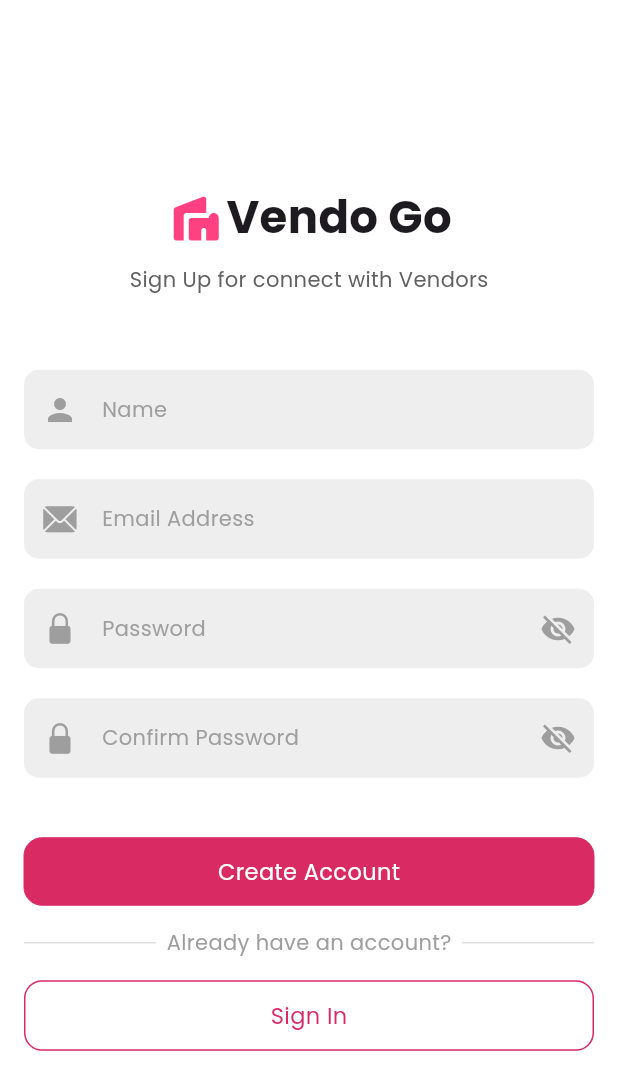
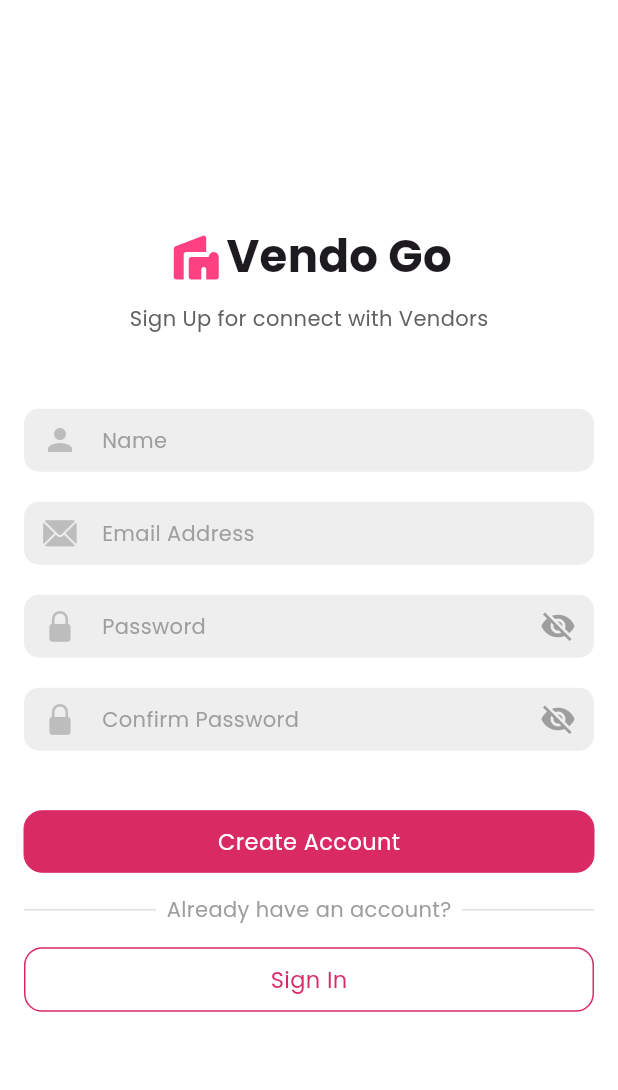
Before and after one commit to thizkavinda25/Vendors-Discover-Application, a Flutter app: the screen it shows after launch, on a phone screen of 412 x 824 dp. Shown: the top 1090 px of the screen. Run offline on Flutter 3.47's test engine with Material 3 defaults, Android fonts, the phone set to English and light mode, and no system bars; our stand-ins replace cloud_firestore, firebase_auth, firebase_core, flutter_easyloading, google_fonts, logger and 1 more; accounts and stored records are empty.

```diff
--- a/analysis_options.yaml
+++ b/analysis_options.yaml
@@ -10,6 +10,7 @@
 analyzer:
   errors:
     use_build_context_synchronously: ignore
+    deprecated_member_use: ignore
 include: package:flutter_lints/flutter.yaml
 
 linter:
--- a/lib/main.dart
+++ b/lib/main.dart
@@ -1,4 +1,3 @@
-import 'package:device_preview/device_preview.dart';
 import 'package:firebase_core/firebase_core.dart';
 import 'package:flutter/material.dart';
 import 'package:flutter_easyloading/flutter_easyloading.dart';
@@ -25,7 +24,7 @@ void main() async {
           },
         ),
       ],
-      child: DevicePreview(enabled: true, builder: (context) => const MyApp()),
+      child: const MyApp(),
     ),
   );
 }
--- a/lib/screens/auth_screen.dart
+++ b/lib/screens/auth_screen.dart
@@ -18,10 +18,19 @@ class _AuthScreenState extends State<AuthScreen> {
   @override
   Widget build(BuildContext context) {
     return Scaffold(
+      resizeToAvoidBottomInset: true,
       backgroundColor: Colors.white,
       body: Consumer<AuthStateProvider>(
         builder: (context, authProvider, child) {
-          return Center(
+          return SingleChildScrollView(
+            padding: EdgeInsets.only(
+              bottom: MediaQuery.of(context).viewInsets.bottom,
+            ),
+            child: ConstrainedBox(
+              constraints: BoxConstraints(
+                minHeight: MediaQuery.of(context).size.height,
+              ),
+              child: Center(
                 child: Padding(
                   padding: const EdgeInsets.symmetric(horizontal: 16),
                   child: Column(
@@ -63,14 +72,14 @@ class _AuthScreenState extends State<AuthScreen> {
                       if (authScreenType == 'signup')
                         CustomTextField(
                           hintText: 'Name',
-                      icon: Icon(Icons.person, color: Colors.grey.shade500),
+                          icon: Icon(Icons.person, color: Colors.grey.shade400),
                           controller: authProvider.nameController,
                         ),
                       CustomTextField(
                         hintText: 'Email Address',
                         icon: Icon(
                           CupertinoIcons.mail_solid,
-                      color: Colors.grey.shade500,
+                          color: Colors.grey.shade400,
                         ),
                         controller: authProvider.emailController,
                       ),
@@ -79,7 +88,7 @@ class _AuthScreenState extends State<AuthScreen> {
                           hintText: 'Password',
                           icon: Icon(
                             CupertinoIcons.padlock_solid,
-                        color: Colors.grey.shade500,
+                            color: Colors.grey.shade400,
                           ),
                           isPassword: true,
                           controller: authProvider.passwordController,
@@ -89,7 +98,7 @@ class _AuthScreenState extends State<AuthScreen> {
                           hintText: 'Confirm Password',
                           icon: Icon(
                             CupertinoIcons.padlock_solid,
-                        color: Colors.grey.shade500,
+                            color: Colors.grey.shade400,
                           ),
                           isPassword: true,
                           controller: authProvider.confirmPasswordController,
@@ -151,6 +160,8 @@ class _AuthScreenState extends State<AuthScreen> {
                     ],
                   ),
                 ),
+              ),
+            ),
           );
         },
       ),
--- a/lib/widgets/custom_button.dart
+++ b/lib/widgets/custom_button.dart
@@ -22,7 +22,7 @@ class _CustomButtonState extends State<CustomButton> {
       onTap: widget.onTap,
       child: Container(
         width: double.infinity,
-        padding: EdgeInsets.symmetric(vertical: 12),
+        padding: EdgeInsets.symmetric(vertical: 10),
         decoration: BoxDecoration(
           border: Border.all(
             width: widget.isOutlineBorder ? 1 : 0,
--- a/lib/widgets/custom_card.dart
+++ b/lib/widgets/custom_card.dart
@@ -1,5 +1,7 @@
 import 'package:flutter/material.dart';
 import 'package:vendors_discover/providers/vendor_state_provider.dart';
+import 'package:vendors_discover/screens/vendor_details.dart';
+import 'package:vendors_discover/utils/navigator_manage.dart';
 
 class CustomCard extends StatefulWidget {
   final VendorStateProvider vendorProvider;
@@ -82,7 +84,9 @@ class _CustomCardState extends State<CustomCard> {
                       Text(vendorData.rating.toString()),
                       Spacer(),
                       GestureDetector(
-                        onTap: () {},
+                        onTap: () {
+                          NavigatorManage.goTo(context, VendorDetails(vendorModel: vendorData,));
+                        },
                         child: CircleAvatar(
                           backgroundColor: Colors.pinkAccent,
                           child: Icon(Icons.add, color: Colors.white),
--- a/lib/widgets/custom_textfield.dart
+++ b/lib/widgets/custom_textfield.dart
@@ -23,11 +23,14 @@ class _CustomTextFieldState extends State<CustomTextField> {
   Widget build(BuildContext context) {
     return Padding(
       padding: const EdgeInsets.symmetric(vertical: 10),
+      child: SizedBox(
+        height: 42,
         child: TextField(
           style: TextStyle(fontSize: 14),
           controller: widget.controller,
           obscureText: isObsecureText && widget.isPassword,
           decoration: InputDecoration(
+            contentPadding: EdgeInsets.symmetric(vertical: 10),
             hint: Text(
               widget.hintText,
               style: TextStyle(color: Colors.grey.shade500),
@@ -47,12 +50,16 @@ class _CustomTextFieldState extends State<CustomTextField> {
                       });
                     },
                     icon: isObsecureText
-                      ? Icon(Icons.visibility_off, color: Colors.grey.shade500)
+                        ? Icon(
+                            Icons.visibility_off,
+                            color: Colors.grey.shade500,
+                          )
                         : Icon(Icons.visibility, color: Colors.grey.shade500),
                   )
                 : null,
           ),
         ),
+      ),
     );
   }
 }
```
Also changed, not shown: lib/screens/home_scree.dart (+1 -12 lines), lib/screens/vendor_details.dart (added, +145 -0 lines), 1 other file. Lines whose indentation alone changed are shown as unchanged.
